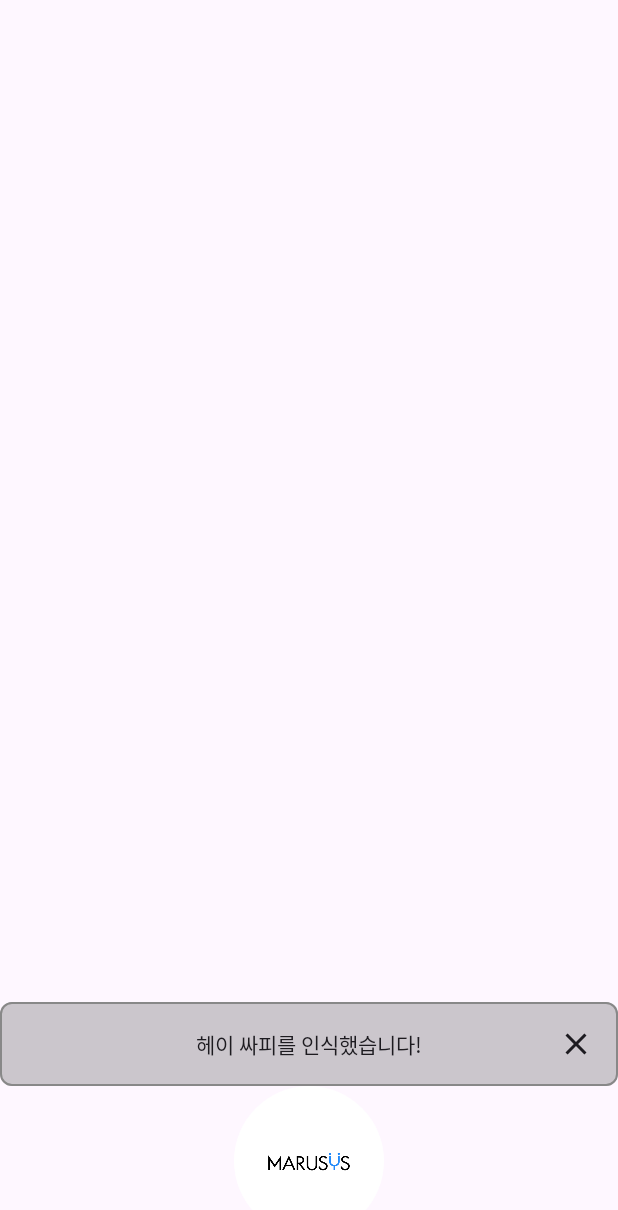
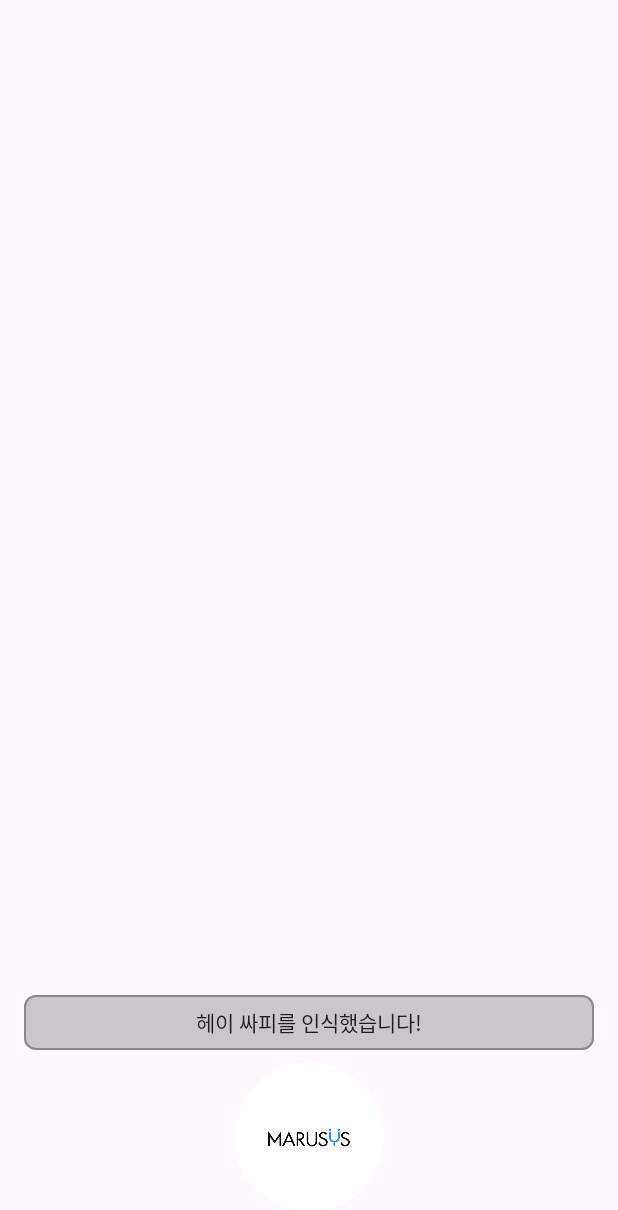
Before and after one commit to qoridhc/Hey-SSAFY, an Android app built with Jetpack Compose: the composable OverlayContent shown on its own in the app's theme, on a phone screen of 412 x 824 dp. Shown: the top 1210 px of the screen. Run offline under Robolectric (Android 15) with nearby library versions, the phone set to English and light mode, and no system bars; libraries missing offline, so code that uses them is left out: org.tensorflow.lite; 7 statements that could not run were skipped.

Commit message:
commit before pull

```diff
--- a/Android/Marusys/app/src/main/AndroidManifest.xml
+++ b/Android/Marusys/app/src/main/AndroidManifest.xml
@@ -32,11 +32,6 @@
         android:supportsRtl="true"
         android:theme="@style/Theme.Marusys"
         tools:targetApi="31">
-        <service
-            android:name=".service.OverlayService"
-            android:enabled="true"
-            android:exported="false"/>
-<!--            android:foregroundServiceType="mediaProjection" -->
 
         <service
             android:name=".service.AudioService"
--- a/Android/Marusys/app/src/main/java/com/marusys/hesap/presentation/components/OverlayContent.kt
+++ b/Android/Marusys/app/src/main/java/com/marusys/hesap/presentation/components/OverlayContent.kt
@@ -3,11 +3,14 @@ package com.marusys.hesap.presentation.components
 import androidx.compose.foundation.Image
 import androidx.compose.foundation.background
 import androidx.compose.foundation.border
+import androidx.compose.foundation.gestures.detectTapGestures
 import androidx.compose.foundation.layout.Arrangement
 import androidx.compose.foundation.layout.Box
 import androidx.compose.foundation.layout.Column
+import androidx.compose.foundation.layout.Spacer
 import androidx.compose.foundation.layout.fillMaxSize
 import androidx.compose.foundation.layout.fillMaxWidth
+import androidx.compose.foundation.layout.height
 import androidx.compose.foundation.layout.padding
 import androidx.compose.foundation.layout.size
 import androidx.compose.foundation.shape.CircleShape
@@ -25,6 +28,7 @@ import androidx.compose.runtime.setValue
 import androidx.compose.ui.Alignment
 import androidx.compose.ui.Modifier
 import androidx.compose.ui.graphics.Color
+import androidx.compose.ui.input.pointer.pointerInput
 import androidx.compose.ui.platform.LocalContext
 import androidx.compose.ui.res.painterResource
 import androidx.compose.ui.unit.dp
@@ -35,35 +39,56 @@ import com.marusys.hesap.R
 fun OverlayContent(
     onClose: () -> Unit
 ) {
+    Box(
+        modifier = Modifier
+            .fillMaxSize()
+            .pointerInput(Unit) {
+                detectTapGestures(onTap = { onClose() })
+            }
+    ) {
         Column(
-        horizontalAlignment = Alignment.CenterHorizontally,
-        verticalArrangement = Arrangement.Bottom,
-        modifier = Modifier.fillMaxSize()
+            modifier = Modifier
+                .align(Alignment.BottomCenter)
+                .padding(bottom = 16.dp)
+                .pointerInput(Unit) {
+                    detectTapGestures(onTap = { /* 내부 클릭 무시 */ })
+                },
+            horizontalAlignment = Alignment.CenterHorizontally
         ) {
             Box(
                 modifier = Modifier
                     .fillMaxWidth()
-                .background(Color.Black.copy(alpha = 0.2f),RoundedCornerShape(8.dp))
+                    .padding(horizontal = 16.dp)
+                    .background(Color.Black.copy(alpha = 0.2f), RoundedCornerShape(8.dp))
                     .border(1.dp, Color.Gray, RoundedCornerShape(8.dp))
             ) {
                 Text(
                     text = "헤이 싸피를 인식했습니다!",
-                modifier = Modifier.align(Alignment.Center)
+                    modifier = Modifier
+                        .align(Alignment.Center)
+                        .padding(vertical = 8.dp)
                 )
-            IconButton(
-                onClick = onClose,
-                modifier = Modifier
-                    .align(Alignment.TopEnd)
-                    .padding(4.dp)
-            ) {
-                Icon(Icons.Default.Close, contentDescription = "Close")
+//                IconButton(
+//                    onClick = onClose,
+//                    modifier = Modifier
+//                        .align(Alignment.TopEnd)
+//                        .padding(4.dp)
+//                ) {
+//                    Icon(Icons.Default.Close, contentDescription = "Close")
+//                }
             }
-        }
+            Spacer(modifier = Modifier.height(8.dp))
             Box(
                 modifier = Modifier
                     .size(100.dp)
-        ){
-            Image(painter = painterResource(R.drawable.marusys), contentDescription = "마르시스 아이콘", modifier = Modifier.fillMaxSize().background(Color.White, CircleShape))
+                    .background(Color.White, CircleShape)
+            ) {
+                Image(
+                    painter = painterResource(R.drawable.marusys),
+                    contentDescription = "마르시스 아이콘",
+                    modifier = Modifier.fillMaxSize()
+                )
             }
         }
     }
+}
--- a/Android/Marusys/app/src/main/java/com/marusys/hesap/presentation/screen/AudioScreen.kt
+++ b/Android/Marusys/app/src/main/java/com/marusys/hesap/presentation/screen/AudioScreen.kt
@@ -27,7 +27,6 @@ import com.marusys.hesap.presentation.viewmodel.MainViewModel
 fun AudioScreen(
     // 인자의 타입 지정
     viewModel: MainViewModel,
-    recordButtons: () -> Unit
 ) {
     val resultText by viewModel.resultText.collectAsState()
     val memoryText by viewModel.memoryText.collectAsState()
@@ -44,7 +43,7 @@ fun AudioScreen(
         Spacer(modifier = Modifier.padding(16.dp))
         Button(
             // 버튼 클릭 리스너 설정 -> 버튼 클릭 시 작동
-            onClick = { recordButtons() },
+            onClick = {  },
             modifier = Modifier
                 .fillMaxWidth()
                 .height(56.dp),
```
Also changed, not shown: Android/Marusys/app/src/main/java/com/marusys/hesap/AndroidSpeechRecognizer.kt (deleted, +0 -111 lines), Android/Marusys/app/src/main/java/com/marusys/hesap/MainActivity.kt (+12 -23 lines), Android/Marusys/app/src/main/java/com/marusys/hesap/service/AudioService.kt (+80 -16 lines), Android/Marusys/app/src/main/java/com/marusys/hesap/service/OverlayService.kt (deleted, +0 -94 lines). Lines whose indentation alone changed are shown as unchanged.
